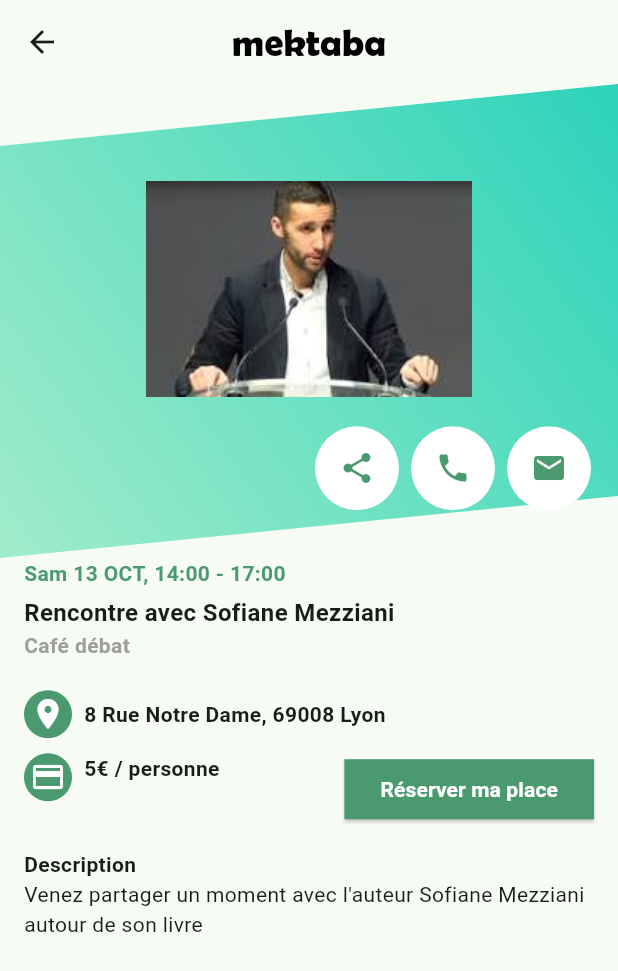
After one commit to Mackytall/mektaba-project, a Flutter app: the EventDetail screen opened directly, on a phone screen of 412 x 824 dp. The commit adds this screen. Shown: the top 971 px of the screen. Run offline on Flutter 3.47's test engine with Material 2 defaults, Android fonts, the light colour scheme and no system bars; our stand-ins replace animated_text_kit, auto_size_text, flutter_svg, font_awesome_flutter, geocoding, image_picker; missing offline and left inert: map_launcher, mobile_scanner.

Commit message:
feat: event detail

```diff
--- /dev/null
+++ b/lib/pages/Register.dart
@@ -0,0 +1,23 @@
+import 'package:flutter/material.dart';
+import 'package:test/widget/app_bar_builder.dart';
+
+class Register extends StatefulWidget {
+  @override
+  State<StatefulWidget> createState() => _RegisterState();
+}
+
+class _RegisterState extends State<Register> {
+
+
+  @override
+  Widget build(BuildContext context) {
+    return Scaffold(
+      appBar: AppBarBuilder(),
+      body: SingleChildScrollView(
+        child: Center(child: Container(child: Column(children: [
+          const SizedBox(height:20)
+        ],),)),
+      ),
+    );
+  }
+}
--- /dev/null
+++ b/lib/pages/mektabas/event_detail.dart
@@ -0,0 +1,195 @@
+import 'package:flutter/material.dart';
+import 'package:test/widget/app_bar_builder.dart';
+
+class EventDetail extends StatelessWidget {
+  @override
+  Widget build(BuildContext context) {
+    Size _screenSize = MediaQuery.of(context).size;
+    return Scaffold(
+      appBar: AppBarBuilder(),
+      body: SingleChildScrollView(
+        child: Center(
+          child: Container(
+              child: Column(
+            children: [
+              // const SizedBox(
+              //   height: 20,
+              // ),
+              Stack(
+                children: [
+                  Container(
+                    transform: Matrix4.skewY(-0.1),
+                    transformAlignment: Alignment.bottomRight,
+                    height: MediaQuery.of(context).size.height / 3,
+                    decoration: BoxDecoration(
+                        gradient: LinearGradient(
+                            begin: Alignment.bottomLeft,
+                            end: Alignment.topRight,
+                            colors: [Color(0xFFa1ecca), Color(0xFF2cd3ba)])),
+                  ),
+                  Container(
+                    width: MediaQuery.of(context).size.width,
+                    child: Image.asset(
+                      "assets/pictures/event.jpg",
+                    ),
+                  ),
+                  Container(
+                    height: _screenSize.height / 2.9,
+                    child: Row(
+                      crossAxisAlignment: CrossAxisAlignment.end,
+                      children: [
+                        Container(
+                          width: _screenSize.width / 2,
+                        ),
+                        Container(
+                          margin: EdgeInsets.symmetric(horizontal: 4),
+                          padding: EdgeInsets.all(4),
+                          decoration: BoxDecoration(
+                              color: Colors.white,
+                              borderRadius: BorderRadius.circular(50)),
+                          // color: Colors.black,
+                          child: IconButton(
+                            onPressed: () {},
+                            icon: Icon(Icons.share_rounded),
+                            color: Color(0xFF4B9A6F),
+                          ),
+                        ),
+                        Container(
+                          margin: EdgeInsets.symmetric(horizontal: 4),
+                          padding: EdgeInsets.all(4),
+                          decoration: BoxDecoration(
+                              color: Colors.white,
+                              borderRadius: BorderRadius.circular(50)),
+                          // color: Colors.black,
+                          child: IconButton(
+                            onPressed: () {},
+                            icon: Icon(Icons.phone),
+                            color: Color(0xFF4B9A6F),
+                          ),
+                        ),
+                        Container(
+                          margin: EdgeInsets.symmetric(horizontal: 4),
+                          padding: EdgeInsets.all(4),
+                          decoration: BoxDecoration(
+                              color: Colors.white,
+                              borderRadius: BorderRadius.circular(50)),
+                          // color: Colors.black,
+                          child: IconButton(
+                            onPressed: () {},
+                            icon: Icon(Icons.mail),
+                            color: Color(0xFF4B9A6F),
+                          ),
+                        ),
+                      ],
+                    ),
+                  )
+                ],
+              ),
+              Container(
+                  margin: EdgeInsets.only(top: 16),
+                  padding: EdgeInsets.all(16),
+                  alignment: Alignment.bottomLeft,
+                  // width: _screenSize.width,
+                  // color: Colors.blue,
+                  child: Column(
+                    crossAxisAlignment: CrossAxisAlignment.start,
+                    children: [
+                      Text(
+                        "Sam 13 OCT, 14:00 - 17:00",
+                        style: TextStyle(
+                            color: Color(0xFF4B9A6F),
+                            fontWeight: FontWeight.bold),
+                      ),
+                      const SizedBox(
+                        height: 5,
+                      ),
+                      Text(
+                        "Rencontre avec Sofiane Mezziani",
+                        style: TextStyle(
+                            fontSize: 16, fontWeight: FontWeight.bold),
+                      ),
+                      Text(
+                        "Café débat",
+                        style: TextStyle(
+                            color: Colors.grey, fontWeight: FontWeight.bold),
+                      ),
+                      const SizedBox(
+                        height: 20,
+                      ),
+                      Row(
+                        children: [
+                          Container(
+                            margin: EdgeInsets.only(right: 8),
+                            padding: EdgeInsets.all(4),
+                            decoration: BoxDecoration(
+                                color: Color(0xFF4B9A6F),
+                                borderRadius: BorderRadius.circular(50)),
+                            child: Icon(
+                              (Icons.location_on),
+                              color: Colors.white,
+                            ),
+                          ),
+                          Text(
+                            "8 Rue Notre Dame, 69008 Lyon",
+                            style: TextStyle(fontWeight: FontWeight.bold),
+                          )
+                        ],
+                      ),
+                      const SizedBox(
+                        height: 10,
+                      ),
+                      Row(
+                        crossAxisAlignment: CrossAxisAlignment.start,
+                        children: [
+                          Container(
+                            // color:Colors.blue,
+                            margin: EdgeInsets.only(right: 8, bottom: 32),
+                            padding: EdgeInsets.all(4),
+                            decoration: BoxDecoration(
+                                color: Color(0xFF4B9A6F),
+                                borderRadius: BorderRadius.circular(50)),
+                            child: Icon(
+                              (Icons.credit_card),
+                              color: Colors.white,
+                            ),
+                          ),
+                          Text(
+                            "5€ / personne",
+                            style: TextStyle(fontWeight: FontWeight.bold),
+                          ),
+                          const SizedBox(
+                            width: 10,
+                          ),
+                          Expanded(
+                            child: Container(
+                              alignment: Alignment.bottomRight,
+                              child: ElevatedButton(onPressed: (){}, child: Text("Réserver ma place",
+                              style: TextStyle(
+                                fontWeight: FontWeight.bold
+                              ),),
+                               style: ElevatedButton.styleFrom(
+                                // padding: EdgeInsets.symmetric(vertical: 16, horizontal: 16),
+                                backgroundColor: Color(0xFF4B9A6F),
+                                foregroundColor: Colors.white,
+                                shape: RoundedRectangleBorder(borderRadius: BorderRadius.circular(0))
+                               ),
+                               ),
+                            ),
+                          ),
+                        ],
+                      ),
+                      Text("Description",
+                      style: TextStyle(
+                        fontWeight: FontWeight.bold
+                      ),
+                      ),
+                      Text("Venez partager un moment avec l'auteur Sofiane Mezziani autour de son livre")
+                    ],
+                  ))
+            ],
+          )),
+        ),
+      ),
+    );
+  }
+}
--- a/lib/pages/mektabas/mektaba_main_screen.dart
+++ b/lib/pages/mektabas/mektaba_main_screen.dart
@@ -1,7 +1,9 @@
 import 'package:flutter/material.dart';
+import 'package:test/pages/Register.dart';
 import 'package:test/pages/books/book_consultation.dart';
 import 'package:test/pages/login.dart';
 import 'package:test/pages/mektaba_owner/add_book.dart';
+import 'package:test/pages/mektabas/event_detail.dart';
 import 'package:test/pages/mektabas/mektaba_detail.dart';
 import 'package:test/pages/splash_screen.dart';
 import 'package:test/utils/utils.dart';
@@ -25,8 +27,9 @@ class MektabaMainScreen extends StatelessWidget {
         ),
         useMaterial3: true,
       ),
-      home: AddBook()
+      home:
       // const Splash(),
+      Register()
     );
   }
 }
@@ -307,6 +310,16 @@ class _MyHomePageState extends State<MyHomePage> {
                     textAlign: TextAlign.start,
                   ),
                   const Divider(),
+                  GestureDetector(
+                    onTap: (){
+                      Navigator.push(
+                          context,
+                          MaterialPageRoute(
+                              builder: (context) => EventDetail()),
+                        );
+                    },
+                        child:
+
                   Stack(
                     children: [
                       Container(
@@ -340,7 +353,7 @@ class _MyHomePageState extends State<MyHomePage> {
                             ],
                           ))
                     ],
-                  )
+                  )  )
                 ],
               ),
               const SizedBox(
```
